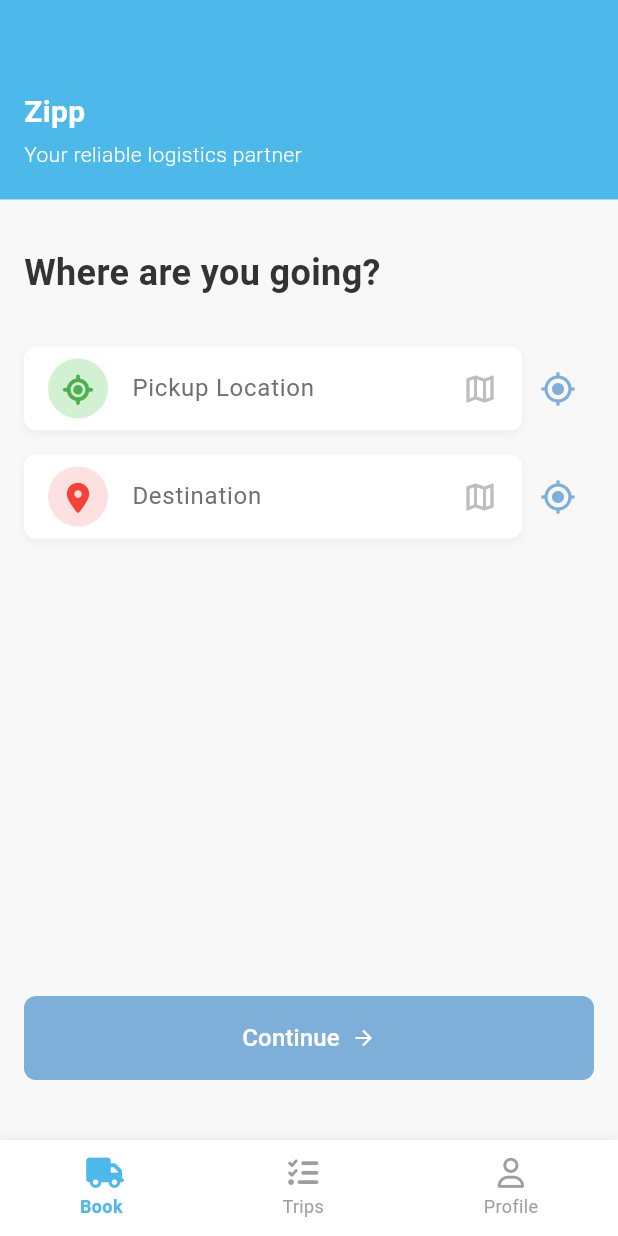
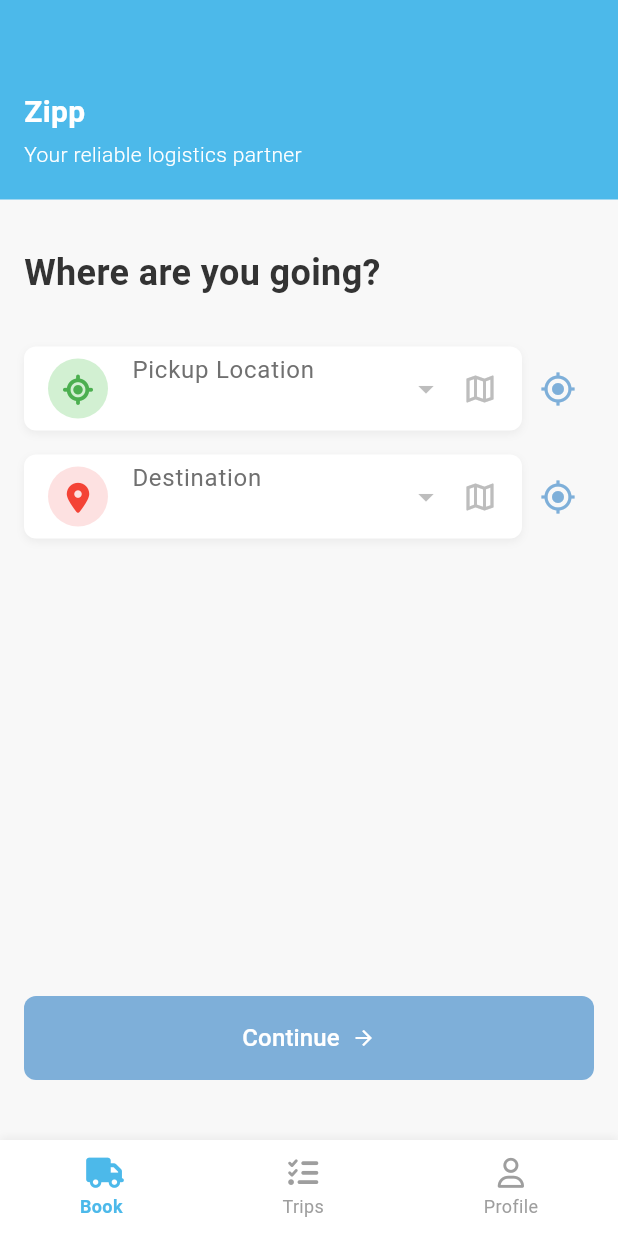
Before and after one commit to Nuh0804/zipp-mobile, a Flutter app: the screen it shows after launch, on a phone screen of 412 x 824 dp. Run offline on Flutter 3.47's test engine with Material 3 defaults, Android fonts, the phone set to English and light mode, and no system bars; our stand-ins replace flutter_dotenv, font_awesome_flutter, geocoding, google_fonts, google_maps_flutter, location; missing offline and left inert: flutter_google_places, google_maps_webservice.

Commit message:
remove key

```diff
--- a/lib/config/app_config.dart
+++ b/lib/config/app_config.dart
@@ -15,8 +15,12 @@
 
   // Get Maps API Key from environment or fallback to placeholder
   static String get mapsApiKey {
-    print('MAPS_API_KEY');
     return dotenv.env['MAPS_API_KEY'] ?? 'API_KEY_PLACEHOLDER';
+  }
+
+  // Get Places API Key - same as Maps API key in our implementation
+  static String get placesApiKey {
+    return mapsApiKey;
   }
 
   // This method is for demo purposes only - in a real app, you would use dotenv or similar package
--- a/lib/main.dart
+++ b/lib/main.dart
@@ -1,4 +1,5 @@
 import 'package:flutter/material.dart';
+import 'package:google_maps_webservice/places.dart';
 import 'screens/booking_screen.dart';
 import 'config/app_config.dart';
 
@@ -8,6 +9,9 @@
 
   // Initialize app configuration
   await AppConfig.init();
+
+  // Initialize Places API
+  GoogleMapsPlaces.init(apiKey: AppConfig.placesApiKey);
 
   // Run the app
   runApp(const MyApp());
--- a/lib/screens/booking_screen.dart
+++ b/lib/screens/booking_screen.dart
@@ -6,6 +6,7 @@
 import '../constants/app_text_styles.dart';
 import '../widgets/location_input.dart';
 import '../widgets/custom_button.dart';
+import '../widgets/location_autocomplete.dart';
 import 'map_screen.dart';
 
 class BookingScreen extends StatefulWidget {
@@ -164,6 +165,16 @@
     }
   }
 
+  void _handleLocationSelected(String address, bool isPickup) {
+    setState(() {
+      if (isPickup) {
+        _pickupController.text = address;
+      } else {
+        _destinationController.text = address;
+      }
+    });
+  }
+
   void _showErrorMessage(String message) {
     if (!mounted) return;
 
@@ -223,17 +234,19 @@
                       ),
                       const SizedBox(height: 32),
 
-                      // Pickup location section
+                      // Pickup location section with autocomplete
                       Row(
                         children: [
                           Expanded(
-                            child: LocationInput(
+                            child: LocationAutocomplete(
                               hintText: 'Pickup Location',
                               iconBackgroundColor: AppColors.iconGreen,
                               icon: FontAwesomeIcons.locationCrosshairs,
                               controller: _pickupController,
-                              readOnly: false,
+                              onLocationSelected: (address) =>
+                                  _handleLocationSelected(address, true),
                               onMapTap: () => _navigateToMap(true),
+                              isPickup: true,
                             ),
                           ),
                           IconButton(
@@ -249,17 +262,19 @@
 
                       const SizedBox(height: 16),
 
-                      // Destination section
+                      // Destination section with autocomplete
                       Row(
                         children: [
                           Expanded(
-                            child: LocationInput(
+                            child: LocationAutocomplete(
                               hintText: 'Destination',
                               iconBackgroundColor: AppColors.iconRed,
                               icon: FontAwesomeIcons.locationDot,
                               controller: _destinationController,
-                              readOnly: false,
+                              onLocationSelected: (address) =>
+                                  _handleLocationSelected(address, false),
                               onMapTap: () => _navigateToMap(false),
+                              isPickup: false,
                             ),
                           ),
                           IconButton(
--- /dev/null
+++ b/lib/widgets/location_autocomplete.dart
@@ -0,0 +1,134 @@
+import 'package:flutter/material.dart';
+import 'package:flutter_google_places/flutter_google_places.dart';
+import 'package:font_awesome_flutter/font_awesome_flutter.dart';
+import 'package:google_maps_webservice/places.dart';
+import '../constants/app_colors.dart';
+import '../constants/app_text_styles.dart';
+import '../config/app_config.dart';
+
+class LocationAutocomplete extends StatelessWidget {
+  final String hintText;
+  final Color iconBackgroundColor;
+  final IconData icon;
+  final VoidCallback? onMapTap;
+  final TextEditingController controller;
+  final Function(String) onLocationSelected;
+  final bool isPickup;
+
+  const LocationAutocomplete({
+    Key? key,
+    required this.hintText,
+    required this.iconBackgroundColor,
+    required this.icon,
+    this.onMapTap,
+    required this.controller,
+    required this.onLocationSelected,
+    required this.isPickup,
+  }) : super(key: key);
+
+  Future<void> _handlePressButton(BuildContext context) async {
+    // Initialize the Places API with your API key
+    final GoogleMapsPlaces _places = GoogleMapsPlaces(
+      apiKey: AppConfig.placesApiKey,
+    );
+
+    // Show the autocomplete search dialog
+    Prediction? p = await PlacesAutocomplete.show(
+      context: context,
+      apiKey: AppConfig.placesApiKey,
+      mode: Mode.overlay, // Mode.fullscreen or Mode.overlay
+      language: "en",
+      components: [
+        Component(Component.country, "us")
+      ], // Limit to specific country
+      types: [], // You can specify place types e.g., ["address", "establishment"]
+      strictbounds: false,
+      hint: "Search for a location",
+    );
+
+    // Handle the selected prediction
+    if (p != null) {
+      // Get details of the selected place
+      PlacesDetailsResponse detail =
+          await _places.getDetailsByPlaceId(p.placeId!);
+      final address = detail.result.formattedAddress;
+
+      // Update the controller and call the callback
+      if (address != null) {
+        controller.text = address;
+        onLocationSelected(address);
+      }
+    }
+  }
+
+  @override
+  Widget build(BuildContext context) {
+    return Container(
+      padding: const EdgeInsets.symmetric(horizontal: 16),
+      height: 56,
+      decoration: BoxDecoration(
+        color: AppColors.white,
+        borderRadius: BorderRadius.circular(8),
+        boxShadow: [
+          BoxShadow(
+            color: Colors.black.withOpacity(0.05),
+            blurRadius: 4,
+            offset: const Offset(0, 2),
+          ),
+        ],
+      ),
+      child: Row(
+        children: [
+          Container(
+            width: 40,
+            height: 40,
+            decoration: BoxDecoration(
+              color: iconBackgroundColor,
+              borderRadius: BorderRadius.circular(20),
+            ),
+            child: Center(
+              child: Icon(
+                icon,
+                color: icon == FontAwesomeIcons.locationDot
+                    ? Colors.red
+                    : Colors.green,
+                size: 20,
+              ),
+            ),
+          ),
+          const SizedBox(width: 16),
+          Expanded(
+            child: InkWell(
+              onTap: () => _handlePressButton(context),
+              child: IgnorePointer(
+                child: TextField(
+                  controller: controller,
+                  readOnly: true,
+                  decoration: InputDecoration(
+                    hintText: hintText,
+                    hintStyle: AppTextStyles.hintText,
+                    border: InputBorder.none,
+                    contentPadding: EdgeInsets.zero,
+                    suffixIcon: Icon(
+                      Icons.arrow_drop_down,
+                      color: Colors.grey.shade400,
+                    ),
+                  ),
+                  style: AppTextStyles.inputText,
+                ),
+              ),
+            ),
+          ),
+          GestureDetector(
+            onTap: onMapTap,
+            child: Icon(
+              Icons.map_outlined,
+              color: Colors.grey.shade400,
+              size: 24,
+            ),
+          ),
+        ],
+      ),
+    );
+  }
+}
--- a/pubspec.yaml
+++ b/pubspec.yaml
@@ -40,6 +40,8 @@
   location: ^5.0.3
   geocoding: ^2.2.0
   flutter_dotenv: ^5.1.0
+  flutter_google_places: ^0.3.0
+  google_maps_webservice: ^0.0.20
 
 dev_dependencies:
   flutter_test:
```
Also changed, not shown: 2 other files.
